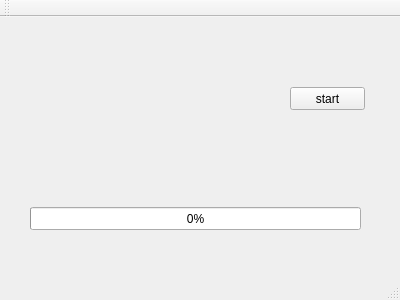
Before: the Qt Designer form serverbase.ui in AG3/FAir-Server, drawn with Qt 5.
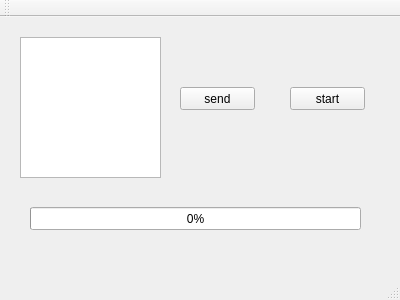
After: the same form once the commit is applied.

```diff
--- a/serverbase.ui
+++ b/serverbase.ui
@@ -53,6 +53,29 @@
      <string>start</string>
     </property>
    </widget>
+   <widget class="QPushButton" name="sendfile">
+    <property name="geometry">
+     <rect>
+      <x>180</x>
+      <y>70</y>
+      <width>75</width>
+      <height>23</height>
+     </rect>
+    </property>
+    <property name="text">
+     <string>send</string>
+    </property>
+   </widget>
+   <widget class="QListWidget" name="connectionlist">
+    <property name="geometry">
+     <rect>
+      <x>20</x>
+      <y>20</y>
+      <width>141</width>
+      <height>141</height>
+     </rect>
+    </property>
+   </widget>
   </widget>
   <widget class="QMenuBar" name="menuBar">
    <property name="geometry">
```
